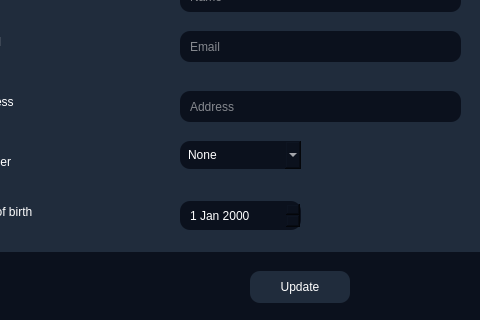
Old version of the form ui/main.ui in the repository phamnamkhanh0602/python-app; both pictures show x 178 to 658 and y 253 to 573 of the 972 by 668 pixel window.
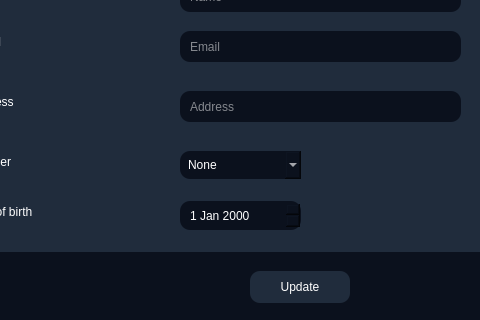
New version of the form. Icons and pictures are not drawn.

The edit to the form file:
```diff
--- a/ui/main.ui
+++ b/ui/main.ui
@@ -1121,7 +1121,7 @@
       <property name="geometry">
        <rect>
         <x>270</x>
-        <y>370</y>
+        <y>380</y>
         <width>121</width>
         <height>28</height>
        </rect>
```
